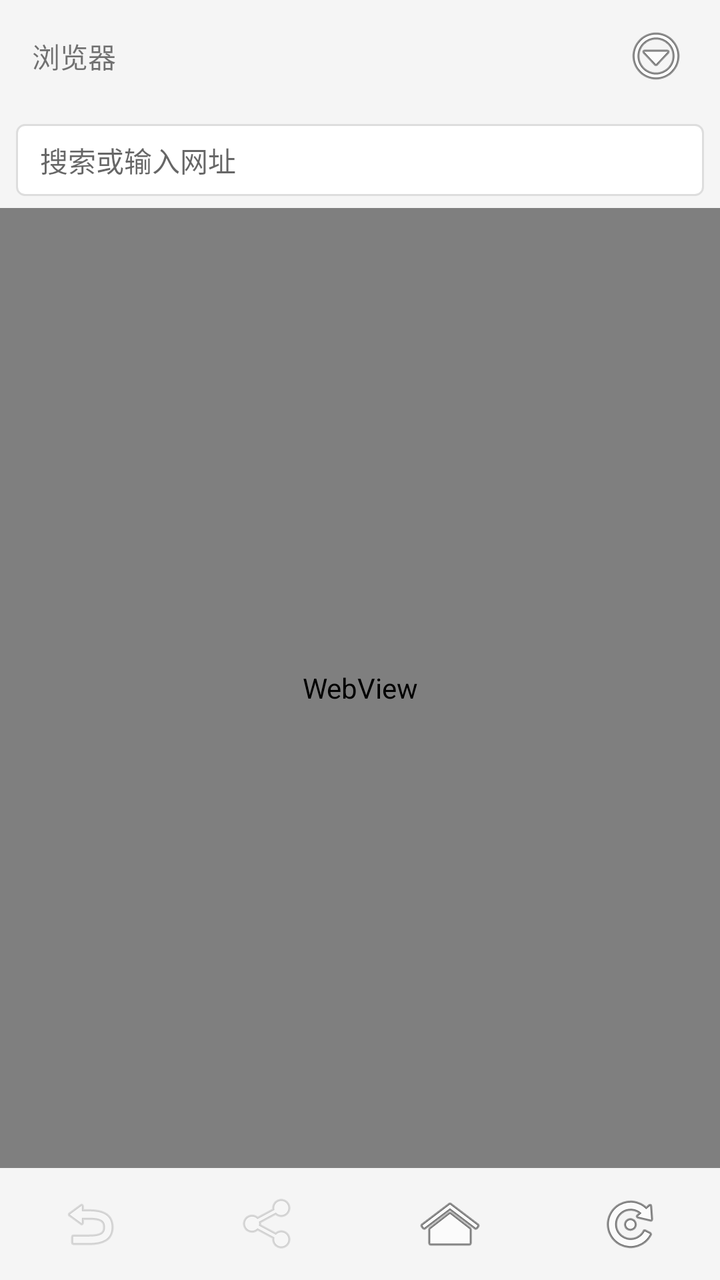
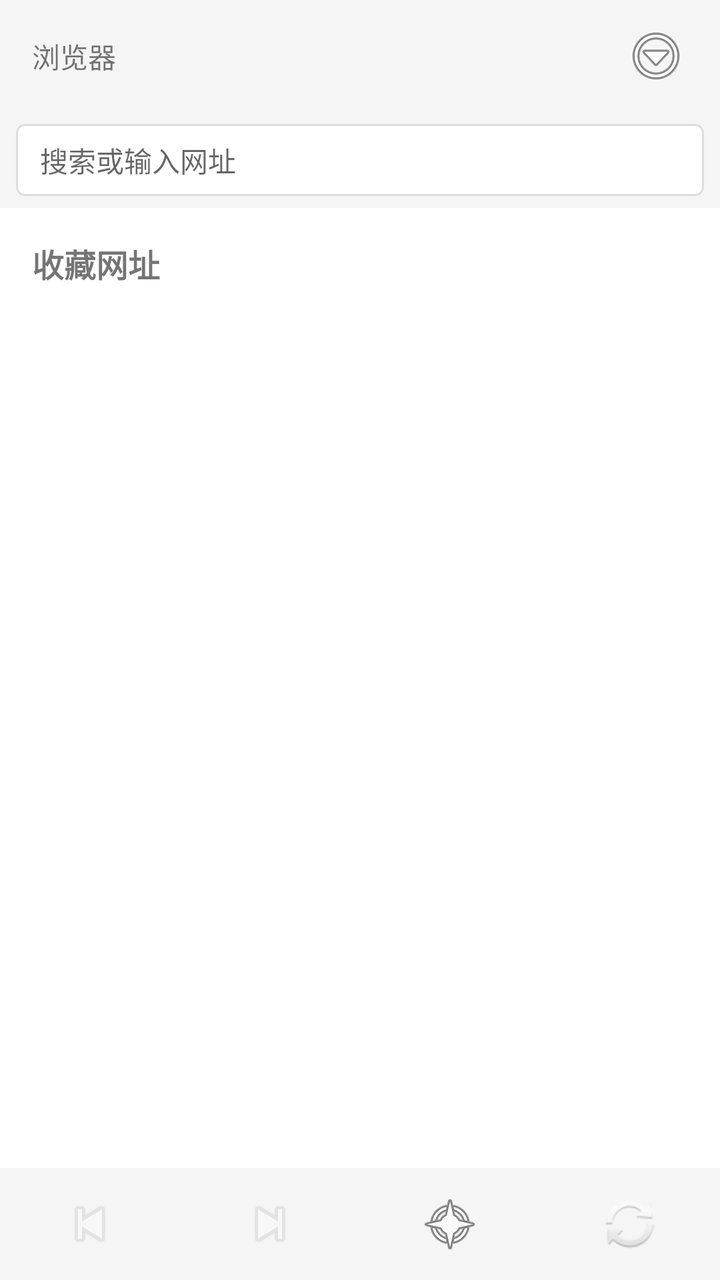

Compare the two renders of this Android layout. The source of the first and the diff that turns it into the second are given below.
<!-- AndroidManifest.xml: application theme Theme.SecretCalc -->
<!-- res/layout/activity_browser.xml -->
<?xml version="1.0" encoding="utf-8"?>
<LinearLayout xmlns:android="http://schemas.android.com/apk/res/android"
    android:layout_width="match_parent"
    android:layout_height="match_parent"
    android:orientation="vertical"
    android:background="#FFFFFF">

    
    <LinearLayout
        android:layout_width="match_parent"
        android:layout_height="56dp"
        android:orientation="horizontal"
        android:gravity="center_vertical"
        android:paddingHorizontal="8dp"
        android:background="#F5F5F5">

        <TextView
            android:id="@+id/tvTitle"
            android:layout_width="0dp"
            android:layout_height="wrap_content"
            android:layout_weight="1"
            android:text="浏览器"
            android:textSize="14sp"
            android:singleLine="true"
            android:ellipsize="end"
            android:paddingHorizontal="8dp"/>

        <ImageButton
            android:id="@+id/btnMenu"
            android:layout_width="48dp"
            android:layout_height="48dp"
            android:src="@android:drawable/ic_menu_more"
            android:background="?attr/selectableItemBackgroundBorderless"
            android:contentDescription="菜单"/>

    </LinearLayout>

    
    <ProgressBar
        android:id="@+id/progressBar"
        style="@android:style/Widget.ProgressBar.Horizontal"
        android:layout_width="match_parent"
        android:layout_height="3dp"
        android:max="100"
        android:visibility="gone"/>

    
    <LinearLayout
        android:layout_width="match_parent"
        android:layout_height="48dp"
        android:orientation="horizontal"
        android:paddingHorizontal="8dp"
        android:gravity="center_vertical"
        android:background="#F5F5F5">

        <EditText
            android:id="@+id/etUrl"
            android:layout_width="0dp"
            android:layout_height="36dp"
            android:layout_weight="1"
            android:background="@drawable/url_input_bg"
            android:hint="搜索或输入网址"
            android:textSize="14sp"
            android:paddingHorizontal="12dp"
            android:singleLine="true"
            android:imeOptions="actionSearch"
            android:inputType="textUri"/>

    </LinearLayout>

    
    <ScrollView
        android:id="@+id/homeView"
        android:layout_width="match_parent"
        android:layout_height="0dp"
        android:layout_weight="1"
        android:visibility="gone">

        <LinearLayout
            android:layout_width="match_parent"
            android:layout_height="wrap_content"
            android:orientation="vertical"
            android:padding="16dp">

            <TextView
                android:layout_width="wrap_content"
                android:layout_height="wrap_content"
                android:text="快捷访问"
                android:textSize="16sp"
                android:textStyle="bold"
                android:layout_marginBottom="12dp"/>

            <GridLayout
                android:id="@+id/bookmarkGrid"
                android:layout_width="match_parent"
                android:layout_height="wrap_content"
                android:columnCount="3"
                android:rowCount="10"
                android:useDefaultMargins="true"/>

        </LinearLayout>

    </ScrollView>

    
    <WebView
        android:id="@+id/webView"
        android:layout_width="match_parent"
        android:layout_height="0dp"
        android:layout_weight="1"/>

    
    <LinearLayout
        android:layout_width="match_parent"
        android:layout_height="56dp"
        android:orientation="horizontal"
        android:gravity="center"
        android:background="#F5F5F5">

        <ImageButton
            android:id="@+id/btnBack"
            android:layout_width="0dp"
            android:layout_height="match_parent"
            android:layout_weight="1"
            android:src="@android:drawable/ic_menu_revert"
            android:background="?attr/selectableItemBackground"
            android:contentDescription="后退"
            android:alpha="0.3"/>

        <ImageButton
            android:id="@+id/btnForward"
            android:layout_width="0dp"
            android:layout_height="match_parent"
            android:layout_weight="1"
            android:src="@android:drawable/ic_menu_share"
            android:background="?attr/selectableItemBackground"
            android:contentDescription="前进"
            android:alpha="0.3"/>

        <ImageButton
            android:id="@+id/btnHome"
            android:layout_width="0dp"
            android:layout_height="match_parent"
            android:layout_weight="1"
            android:src="@android:drawable/ic_menu_home"
            android:background="?attr/selectableItemBackground"
            android:contentDescription="主页"/>

        <ImageButton
            android:id="@+id/btnRefresh"
            android:layout_width="0dp"
            android:layout_height="match_parent"
            android:layout_weight="1"
            android:src="@android:drawable/ic_menu_rotate"
            android:background="?attr/selectableItemBackground"
            android:contentDescription="刷新"/>

        <ImageButton
            android:id="@+id/btnStop"
            android:layout_width="0dp"
            android:layout_height="match_parent"
            android:layout_weight="1"
            android:src="@android:drawable/ic_menu_close_clear_cancel"
            android:background="?attr/selectableItemBackground"
            android:contentDescription="停止"
            android:visibility="gone"/>

    </LinearLayout>

</LinearLayout>
<!-- resources referenced by this layout -->
<resources>
  <!-- drawable url_input_bg (drawable) -->
  <?xml version="1.0" encoding="utf-8"?>
  <shape xmlns:android="http://schemas.android.com/apk/res/android"
      android:shape="rectangle">
      <solid android:color="#FFFFFF"/>
      <corners android:radius="4dp"/>
      <stroke android:width="1dp" android:color="#DDDDDD"/>
  </shape>
  <style name="Theme.SecretCalc" parent="Theme.AppCompat.Light.NoActionBar">
          <item name="colorPrimary">#1C1C1E</item>
          <item name="colorPrimaryDark">#000000</item>
          <item name="colorAccent">#FF9500</item>
      </style>
</resources>

<!-- the commit's change to res/layout/activity_browser.xml (unified diff, before → after) -->
@@ -5,7 +5,6 @@
     android:orientation="vertical"
     android:background="#FFFFFF">
 
-    
     <LinearLayout
         android:layout_width="match_parent"
         android:layout_height="56dp"
@@ -35,7 +34,6 @@
 
     </LinearLayout>
 
-    
     <ProgressBar
         android:id="@+id/progressBar"
         style="@android:style/Widget.ProgressBar.Horizontal"
@@ -44,7 +42,6 @@
         android:max="100"
         android:visibility="gone"/>
 
-    
     <LinearLayout
         android:layout_width="match_parent"
         android:layout_height="48dp"
@@ -63,18 +60,17 @@
             android:textSize="14sp"
             android:paddingHorizontal="12dp"
             android:singleLine="true"
-            android:imeOptions="actionSearch"
+            android:imeOptions="actionGo"
             android:inputType="textUri"/>
 
     </LinearLayout>
 
-    
     <ScrollView
         android:id="@+id/homeView"
         android:layout_width="match_parent"
         android:layout_height="0dp"
         android:layout_weight="1"
-        android:visibility="gone">
+        android:visibility="visible">
 
         <LinearLayout
             android:layout_width="match_parent"
@@ -85,7 +81,7 @@
             <TextView
                 android:layout_width="wrap_content"
                 android:layout_height="wrap_content"
-                android:text="快捷访问"
+                android:text="收藏网址"
                 android:textSize="16sp"
                 android:textStyle="bold"
                 android:layout_marginBottom="12dp"/>
@@ -95,21 +91,20 @@
                 android:layout_width="match_parent"
                 android:layout_height="wrap_content"
                 android:columnCount="3"
-                android:rowCount="10"
-                android:useDefaultMargins="true"/>
+                android:alignmentMode="alignMargins"
+                android:useDefaultMargins="false"/>
 
         </LinearLayout>
 
     </ScrollView>
 
-    
     <WebView
         android:id="@+id/webView"
         android:layout_width="match_parent"
         android:layout_height="0dp"
-        android:layout_weight="1"/>
+        android:layout_weight="1"
+        android:visibility="gone"/>
 
-    
     <LinearLayout
         android:layout_width="match_parent"
         android:layout_height="56dp"
@@ -122,7 +117,7 @@
             android:layout_width="0dp"
             android:layout_height="match_parent"
             android:layout_weight="1"
-            android:src="@android:drawable/ic_menu_revert"
+            android:src="@android:drawable/ic_media_previous"
             android:background="?attr/selectableItemBackground"
             android:contentDescription="后退"
             android:alpha="0.3"/>
@@ -132,7 +127,7 @@
             android:layout_width="0dp"
             android:layout_height="match_parent"
             android:layout_weight="1"
-            android:src="@android:drawable/ic_menu_share"
+            android:src="@android:drawable/ic_media_next"
             android:background="?attr/selectableItemBackground"
             android:contentDescription="前进"
             android:alpha="0.3"/>
@@ -142,7 +137,7 @@
             android:layout_width="0dp"
             android:layout_height="match_parent"
             android:layout_weight="1"
-            android:src="@android:drawable/ic_menu_home"
+            android:src="@android:drawable/ic_menu_compass"
             android:background="?attr/selectableItemBackground"
             android:contentDescription="主页"/>
 
@@ -151,7 +146,7 @@
             android:layout_width="0dp"
             android:layout_height="match_parent"
             android:layout_weight="1"
-            android:src="@android:drawable/ic_menu_rotate"
+            android:src="@android:drawable/ic_popup_sync"
             android:background="?attr/selectableItemBackground"
             android:contentDescription="刷新"/>
 
